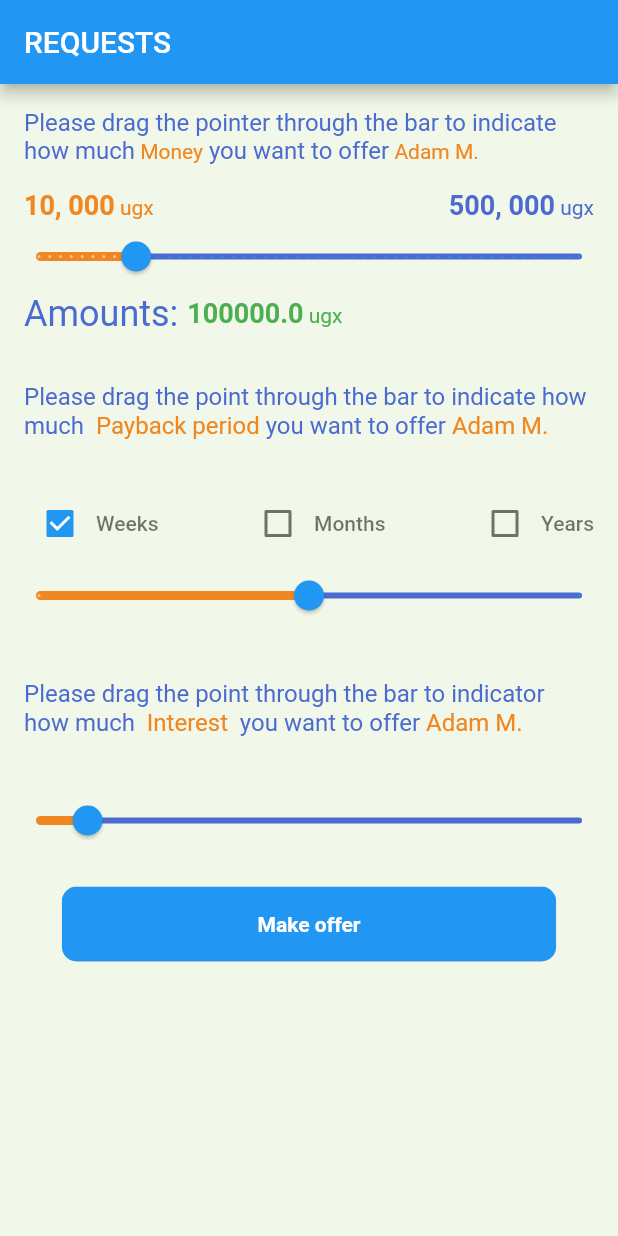
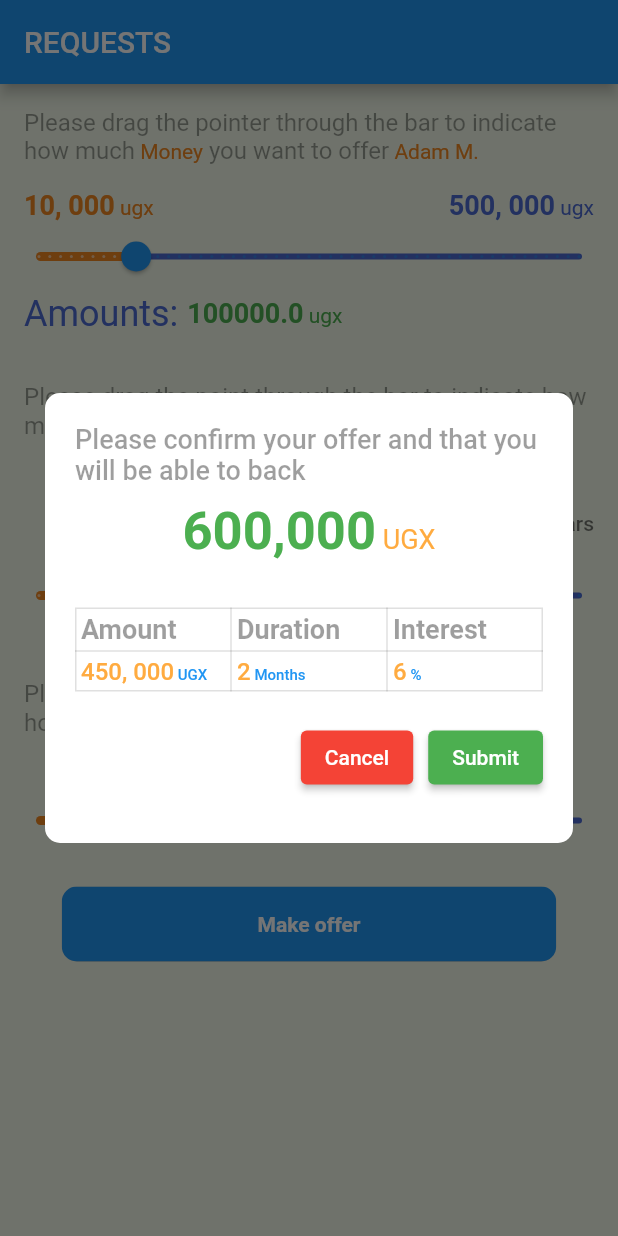
Before and after one commit to simonpojok/ideal, a Flutter app: the screen it shows after launch, after a tap on "Make offer", on a phone screen of 412 x 824 dp. Run offline on Flutter 3.47's test engine with Material 2 defaults, Android fonts, the light colour scheme and no system bars; our stand-ins replace firebase_auth, firebase_core; accounts and stored records are empty.

Commit message:
finished the make request screen

```diff
--- a/lib/src/pages/lender/LenderPage.dart
+++ b/lib/src/pages/lender/LenderPage.dart
@@ -35,17 +35,18 @@ class _LenderPageState extends State<LenderPage> {
                     text: TextSpan(
                       text:
                           'Please drag the pointer through the bar to indicate how much',
-                      style: Theme.of(context)
-                          .textTheme
-                          .bodyText2!
-                          .copyWith(color: kLightBlue, fontSize: 16),
+                      style: Theme.of(context).textTheme.bodyText2!.copyWith(
+                            color: Colors.black38,
+                            fontSize: 16,
+                          ),
                       children: [
                         TextSpan(
-                            text: ' Money',
-                            style: Theme.of(context)
-                                .textTheme
-                                .bodyText2!
-                                .copyWith(color: kColorOrange)),
+                          text: ' Money',
+                          style:
+                              Theme.of(context).textTheme.bodyText2!.copyWith(
+                                    color: kColorOrange,
+                                  ),
+                        ),
                         TextSpan(text: ' you want to offer'),
                         TextSpan(
                           text: ' Adam M.',
@@ -111,10 +112,10 @@ class _LenderPageState extends State<LenderPage> {
                       vertical: kDefaultPadding * 2),
                   child: RichText(
                     text: TextSpan(
-                      style: Theme.of(context)
-                          .textTheme
-                          .bodyText2!
-                          .copyWith(color: kLightBlue, fontSize: 16),
+                      style: Theme.of(context).textTheme.bodyText2!.copyWith(
+                            color: Colors.black38,
+                            fontSize: 16,
+                          ),
                       text:
                           "Please drag the point through the bar to indicate how much ",
                       children: [
@@ -176,10 +177,10 @@ class _LenderPageState extends State<LenderPage> {
                       vertical: kDefaultPadding * 2),
                   child: RichText(
                     text: TextSpan(
-                      style: Theme.of(context)
-                          .textTheme
-                          .bodyText2!
-                          .copyWith(color: kLightBlue, fontSize: 16),
+                      style: Theme.of(context).textTheme.bodyText2!.copyWith(
+                            color: Colors.black38,
+                            fontSize: 16,
+                          ),
                       text:
                           "Please drag the point through the bar to indicator how much ",
                       children: [
@@ -243,7 +244,14 @@ class RectangularButton extends StatelessWidget {
         color: Colors.blue,
         elevation: 4,
         child: InkWell(
-          onTap: () {},
+          onTap: () {
+            showDialog(
+              context: context,
+              builder: (BuildContext context) {
+                return SummeryDialog();
+              },
+            );
+          },
           child: Container(
             height: 50,
             width: size.width * .8,
@@ -257,6 +265,201 @@ class RectangularButton extends StatelessWidget {
               ),
             ),
           ),
+        ),
+      ),
+    );
+  }
+}
+
+class SummeryDialog extends StatelessWidget {
+  const SummeryDialog({
+    Key? key,
+  }) : super(key: key);
+
+  @override
+  Widget build(BuildContext context) {
+    return Center(
+      child: Container(
+        height: 300,
+        width: double.infinity,
+        margin: EdgeInsets.symmetric(
+          horizontal: 30,
+        ),
+        padding: EdgeInsets.all(20),
+        decoration: BoxDecoration(
+          borderRadius: BorderRadius.circular(10),
+          color: Colors.white,
+        ),
+        child: Column(
+          crossAxisAlignment: CrossAxisAlignment.start,
+          children: [
+            Text(
+              "Please confirm your offer and that you will be able to back",
+              style: Theme.of(context).textTheme.bodyText1!.copyWith(
+                    fontSize: 18,
+                    color: Colors.black38,
+                  ),
+            ),
+            Container(
+              padding: EdgeInsets.symmetric(vertical: 10),
+              child: Center(
+                child: RichText(
+                  text: TextSpan(
+                      text: "600,000",
+                      style: Theme.of(context).textTheme.headline5!.copyWith(
+                            color: Colors.green,
+                            fontSize: 35,
+                            fontWeight: FontWeight.bold,
+                          ),
+                      children: [
+                        TextSpan(
+                          text: " UGX",
+                          style:
+                              Theme.of(context).textTheme.headline5!.copyWith(
+                                    color: Colors.orangeAccent,
+                                    fontSize: 18,
+                                  ),
+                        )
+                      ]),
+                ),
+              ),
+            ),
+            SizedBox(
+              height: 20,
+            ),
+            Table(
+              border: TableBorder.all(color: Colors.black12),
+              defaultVerticalAlignment: TableCellVerticalAlignment.middle,
+              children: [
+                TableRow(
+                  children: [
+                    HeaderTableCell(
+                      label: "Amount",
+                    ),
+                    HeaderTableCell(
+                      label: "Duration",
+                    ),
+                    HeaderTableCell(
+                      label: "Interest",
+                    ),
+                  ],
+                ),
+                TableRow(
+                  children: [
+                    DataTableCell(
+                      amount: "450, 000",
+                      units: "UGX",
+                    ),
+                    DataTableCell(
+                      amount: "2",
+                      units: "Months",
+                    ),
+                    DataTableCell(
+                      amount: "6",
+                      units: "%",
+                    ),
+                  ],
+                )
+              ],
+            ),
+            SizedBox(
+              height: 20,
+            ),
+            Row(
+              mainAxisAlignment: MainAxisAlignment.end,
+              crossAxisAlignment: CrossAxisAlignment.center,
+              children: [
+                ElevatedButton(
+                  style: ElevatedButton.styleFrom(
+                    primary: Colors.red,
+                    onPrimary: Colors.white,
+                    onSurface: Colors.blue.withOpacity(.4),
+                  ),
+                  onPressed: () {
+                    Navigator.of(context).pop();
+                  },
+                  child: Text("Cancel"),
+                ),
+                SizedBox(
+                  width: 10,
+                ),
+                ElevatedButton(
+                  style: ElevatedButton.styleFrom(
+                    primary: Colors.green,
+                    onPrimary: Colors.white,
+                    onSurface: Colors.blue.withOpacity(.4),
+                  ),
+                  onPressed: () {
+                    Navigator.of(context).pop();
+                  },
+                  child: Text("Submit"),
+                ),
+              ],
+            ),
+            SizedBox(
+              width: 10,
+            ),
+          ],
+        ),
+      ),
+    );
+  }
+}
+
+class DataTableCell extends StatelessWidget {
+  final String amount;
+  final String units;
+  const DataTableCell({
+    Key? key,
+    required this.amount,
+    required this.units,
+  }) : super(key: key);
+
+  @override
+  Widget build(BuildContext context) {
+    return Padding(
+      padding: const EdgeInsets.all(4.0),
+      child: RichText(
+        text: TextSpan(
+          text: amount,
+          style: Theme.of(context).textTheme.bodyText1!.copyWith(
+                color: Colors.orangeAccent,
+                fontSize: 16,
+              ),
+          children: [
+            TextSpan(
+              text: " $units",
+              style: Theme.of(context).textTheme.bodyText1!.copyWith(
+                    color: Colors.blue,
+                    fontSize: 10,
+                  ),
+            ),
+          ],
+        ),
+      ),
+    );
+  }
+}
+
+class HeaderTableCell extends StatelessWidget {
+  final String label;
+  const HeaderTableCell({
+    Key? key,
+    required this.label,
+  }) : super(key: key);
+
+  @override
+  Widget build(BuildContext context) {
+    return TableCell(
+      child: Padding(
+        padding: const EdgeInsets.all(4.0),
+        child: Text(
+          label,
+          style: Theme.of(context).textTheme.bodyText2!.copyWith(
+                fontSize: 18,
+                color: Colors.black38,
+                fontWeight: FontWeight.bold,
+              ),
         ),
       ),
     );
```
